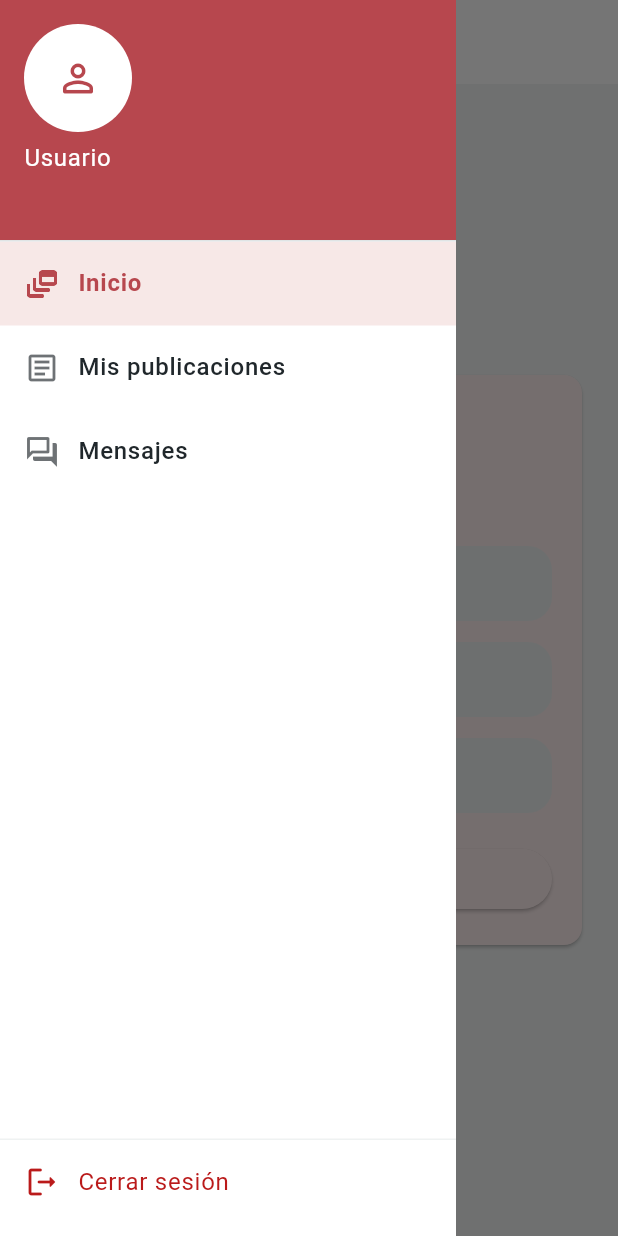
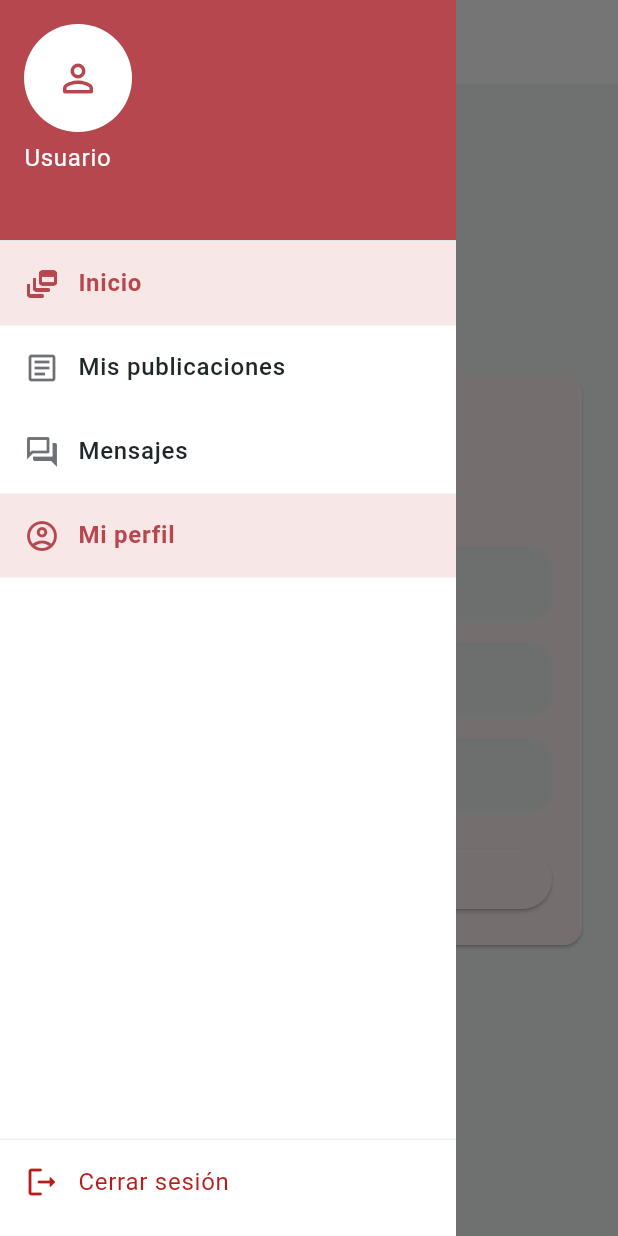
Before and after one commit to coco1016t/PROYECTO--RGR, a Flutter app: the ProfilePage screen opened by its route, with the side drawer open, on a phone screen of 412 x 824 dp. Run offline on Flutter 3.47's test engine with Material 3 defaults, Android fonts, the phone set to English and light mode, and no system bars; our stand-ins replace flutter_map, flutter_secure_storage, image_picker, latlong2; accounts and stored records are empty; network calls fail.

Commit message:
Update user_drawer.dart

```diff
--- a/flutter_application_3/lib/widgets/user_drawer.dart
+++ b/flutter_application_3/lib/widgets/user_drawer.dart
@@ -6,12 +6,14 @@ class UserDrawer extends StatelessWidget {
   final Map<String, dynamic> usuario;
   final int tabActual;
   final ValueChanged<int> onCambiarTab;
+  final String rutaActual;
 
   const UserDrawer({
     super.key,
     required this.usuario,
     required this.tabActual,
     required this.onCambiarTab,
+    this.rutaActual = '/blog',
   });
 
   @override
@@ -24,6 +26,7 @@ class UserDrawer extends StatelessWidget {
         tabActual: tabActual,
         onCambiarTab: onCambiarTab,
         isDrawer: true,
+        rutaActual: rutaActual,
       ),
     );
   }
@@ -60,6 +63,7 @@ class UserNavigationPanel extends StatelessWidget {
             tabActual: tabActual,
             onCambiarTab: onCambiarTab,
             isDrawer: false,
+            rutaActual: '/blog',
           ),
         ),
       ),
@@ -72,12 +76,14 @@ class _UserNavigationContent extends StatelessWidget {
   final int tabActual;
   final ValueChanged<int> onCambiarTab;
   final bool isDrawer;
+  final String rutaActual;
 
   const _UserNavigationContent({
     required this.usuario,
     required this.tabActual,
     required this.onCambiarTab,
     required this.isDrawer,
+    required this.rutaActual,
   });
 
   String get nombre => usuario['nom_usr']?.toString() ?? 'Usuario';
@@ -171,6 +177,22 @@ class _UserNavigationContent extends StatelessWidget {
               Navigator.pushNamed(context, '/mensajes');
             },
           ),
+          _opcion(
+            context,
+            icono: Icons.account_circle_outlined,
+            titulo: 'Mi perfil',
+            seleccionado: rutaActual == '/profile',
+            onTap: () {
+              _cerrarDrawer(context);
+              if (rutaActual != '/profile') {
+                Navigator.pushNamed(
+                  context,
+                  '/profile',
+                  arguments: usuario,
+                );
+              }
+            },
+          ),
           const Spacer(),
           Divider(color: scheme.outline.withValues(alpha: .5), height: 1),
           ListTile(
```
